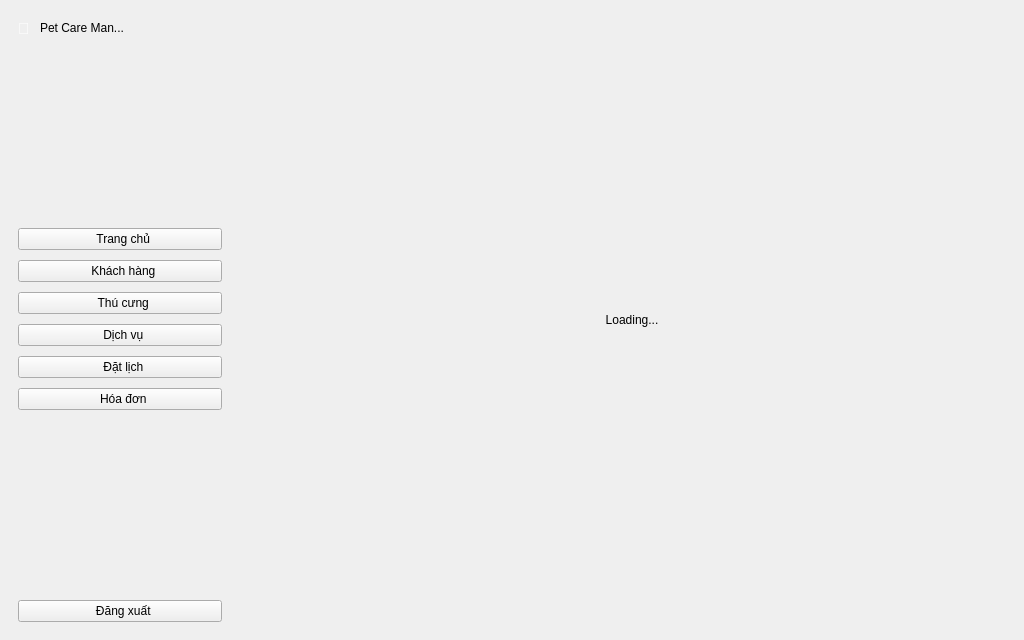
Old version of the form ui/main.ui in the repository thaieaut-engineer/LTUD_Python_Nhom_18.
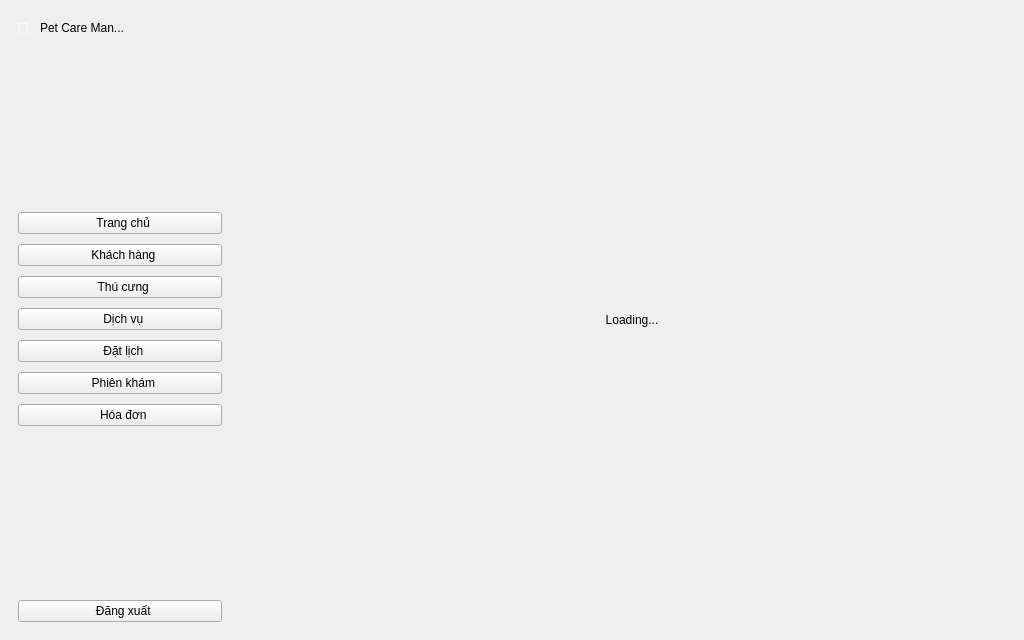
New version of the form.

```diff
--- a/ui/main.ui
+++ b/ui/main.ui
@@ -179,6 +179,19 @@
          </property>
         </widget>
        </item>
+       <item>
+        <widget class="QPushButton" name="navExam">
+         <property name="text">
+          <string>  Phiên khám</string>
+         </property>
+         <property name="objectName">
+          <string>NavItem</string>
+         </property>
+         <property name="cursor">
+          <cursorShape>PointingHandCursor</cursorShape>
+         </property>
+        </widget>
+       </item>
        <item>
         <widget class="QPushButton" name="navInvoices">
          <property name="text">
```
